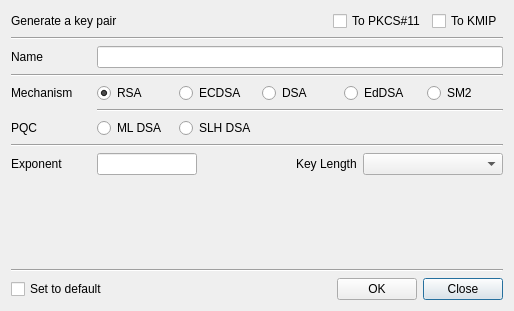
Before: the Qt Designer form CertMan/new_key_dlg.ui in jykim74/CertMan, drawn with Qt 5.
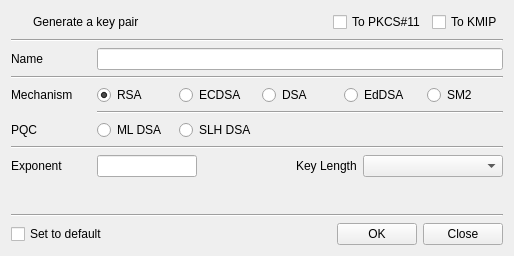
After: the same form once the commit is applied. Icons and pictures are not drawn.

Diff of the .ui file:
```diff
--- a/CertMan/new_key_dlg.ui
+++ b/CertMan/new_key_dlg.ui
@@ -7,7 +7,7 @@
     <x>0</x>
     <y>0</y>
     <width>514</width>
-    <height>311</height>
+    <height>256</height>
    </rect>
   </property>
   <property name="windowTitle">
@@ -19,39 +19,65 @@
      <property name="topMargin">
       <number>0</number>
      </property>
-     <item row="0" column="0">
+     <item row="0" column="1">
       <widget class="QLabel" name="label">
        <property name="text">
         <string>Generate a key pair</string>
        </property>
       </widget>
      </item>
-     <item row="0" column="3">
-      <widget class="QCheckBox" name="mKMIPCheck">
-       <property name="text">
-        <string>To KMIP</string>
-       </property>
-      </widget>
-     </item>
      <item row="0" column="2">
+      <spacer name="horizontalSpacer_2">
+       <property name="orientation">
+        <enum>Qt::Horizontal</enum>
+       </property>
+       <property name="sizeHint" stdset="0">
+        <size>
+         <width>40</width>
+         <height>20</height>
+        </size>
+       </property>
+      </spacer>
+     </item>
+     <item row="0" column="3">
       <widget class="QCheckBox" name="mPKCS11Check">
        <property name="text">
         <string>To PKCS#11</string>
        </property>
       </widget>
      </item>
-     <item row="0" column="1">
-      <spacer name="horizontalSpacer_2">
-       <property name="orientation">
-        <enum>Qt::Horizontal</enum>
+     <item row="0" column="4">
+      <widget class="QCheckBox" name="mKMIPCheck">
+       <property name="text">
+        <string>To KMIP</string>
        </property>
-       <property name="sizeHint" stdset="0">
+      </widget>
+     </item>
+     <item row="0" column="0">
+      <widget class="QPushButton" name="pushButton">
+       <property name="minimumSize">
         <size>
-         <width>40</width>
-         <height>20</height>
+         <width>16</width>
+         <height>0</height>
         </size>
        </property>
-      </spacer>
+       <property name="maximumSize">
+        <size>
+         <width>16</width>
+         <height>16777215</height>
+        </size>
+       </property>
+       <property name="text">
+        <string/>
+       </property>
+       <property name="icon">
+        <iconset resource="certman.qrc">
+         <normaloff>:/images/key_reg.png</normaloff>:/images/key_reg.png</iconset>
+       </property>
+       <property name="flat">
+        <bool>true</bool>
+       </property>
+      </widget>
      </item>
     </layout>
    </item>
```
Left out of the diff: 4 changed lines with no effect on the pictures.
